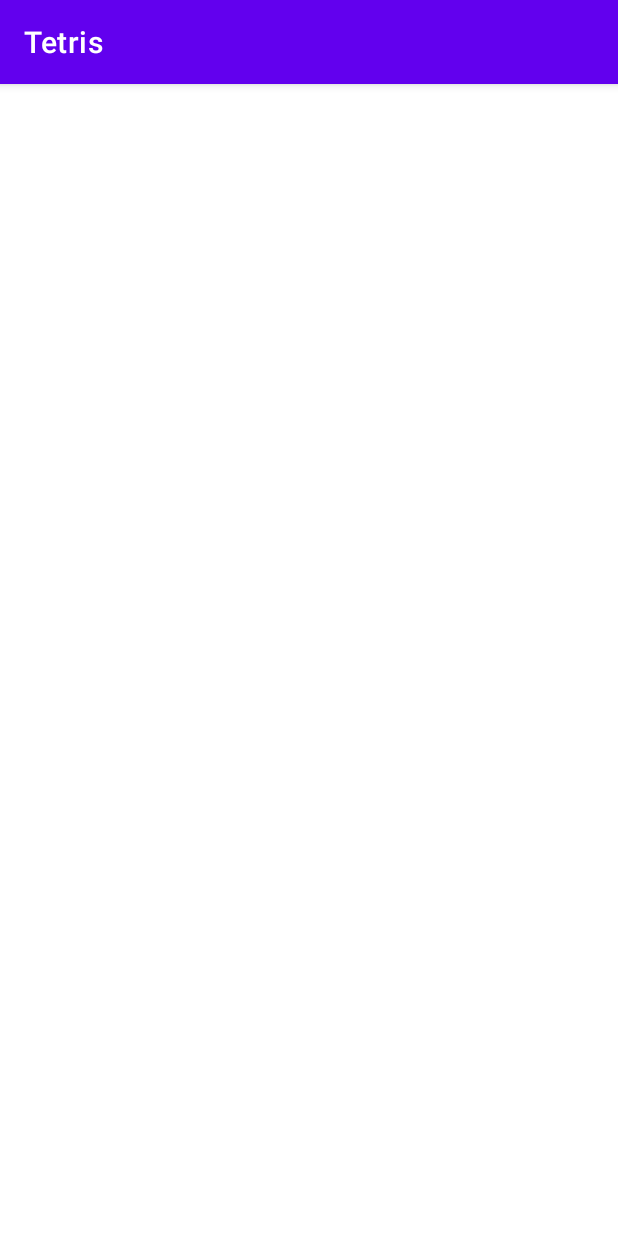
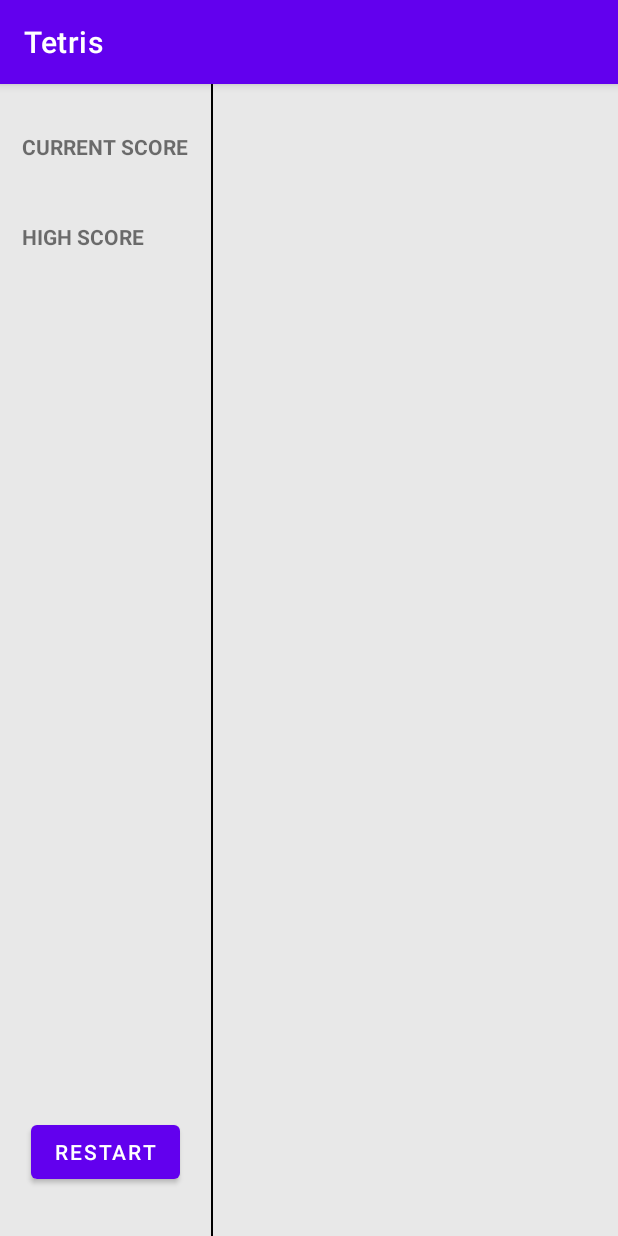
Before and after one commit to Xsufu/Tetris, an Android app: the GameActivity screen opened directly, with no data from a screen before it, on a phone screen of 412 x 824 dp. Run offline under Robolectric (Android 15) with nearby library versions, the phone set to English and light mode, and no system bars.

Commit message:
Создан макет экрана игры

```diff
--- a/app/src/main/res/layout/activity_game.xml
+++ b/app/src/main/res/layout/activity_game.xml
@@ -1,9 +1,83 @@
 <?xml version="1.0" encoding="utf-8"?>
-<androidx.constraintlayout.widget.ConstraintLayout xmlns:android="http://schemas.android.com/apk/res/android"
+<androidx.constraintlayout.widget.ConstraintLayout
+    xmlns:android="http://schemas.android.com/apk/res/android"
     xmlns:app="http://schemas.android.com/apk/res-auto"
     xmlns:tools="http://schemas.android.com/tools"
     android:layout_width="match_parent"
     android:layout_height="match_parent"
     tools:context=".GameActivity">
 
+    <LinearLayout
+        android:layout_width="match_parent"
+        android:layout_height="match_parent"
+        android:orientation="horizontal"
+        android:weightSum="10"
+        android:background="#e8e8e8">
+
+        <LinearLayout
+            android:layout_width="wrap_content"
+            android:layout_height="match_parent"
+            android:orientation="vertical"
+            android:gravity="center"
+            android:paddingTop="32dp"
+            android:paddingBottom="32dp"
+            android:layout_weight="1">
+
+            <LinearLayout
+                android:layout_width="wrap_content"
+                android:layout_height="0dp"
+                android:layout_weight="1"
+                android:orientation="vertical"
+                android:layout_gravity="center">
+
+                <TextView
+                    android:layout_width="wrap_content"
+                    android:layout_height="wrap_content"
+                    android:text="@string/current_score"
+                    android:textAllCaps="true"
+                    android:textStyle="bold"
+                    android:textSize="14sp"/>
+                <TextView
+                    android:id="@+id/tv_current_score"
+                    android:layout_width="wrap_content"
+                    android:layout_height="wrap_content"
+                    android:textSize="18sp"
+                    tools:text="0"/>
+                <TextView
+                    android:layout_width="wrap_content"
+                    android:layout_height="wrap_content"
+                    android:layout_marginTop="@dimen/layout_margin_top"
+                    android:text="@string/high_score"
+                    android:textAllCaps="true"
+                    android:textStyle="bold"
+                    android:textSize="14sp"/>
+                <TextView
+                    android:id="@+id/tv_high_score"
+                    android:layout_width="wrap_content"
+                    android:layout_height="wrap_content"
+                    android:textSize="18sp"
+                    tools:text="0"/>
+
+            </LinearLayout>
+
+            <Button
+                android:id="@+id/btn_restart"
+                android:layout_width="wrap_content"
+                android:layout_height="wrap_content"
+                android:text="@string/btn_restart"/>
+
+        </LinearLayout>
+
+        <View
+            android:layout_width="1dp"
+            android:layout_height="match_parent"
+            android:background="#000"/>
+        <LinearLayout
+            android:layout_width="0dp"
+            android:layout_height="match_parent"
+            android:layout_weight="9">
+        </LinearLayout>
+
+    </LinearLayout>
+
 </androidx.constraintlayout.widget.ConstraintLayout>
```
